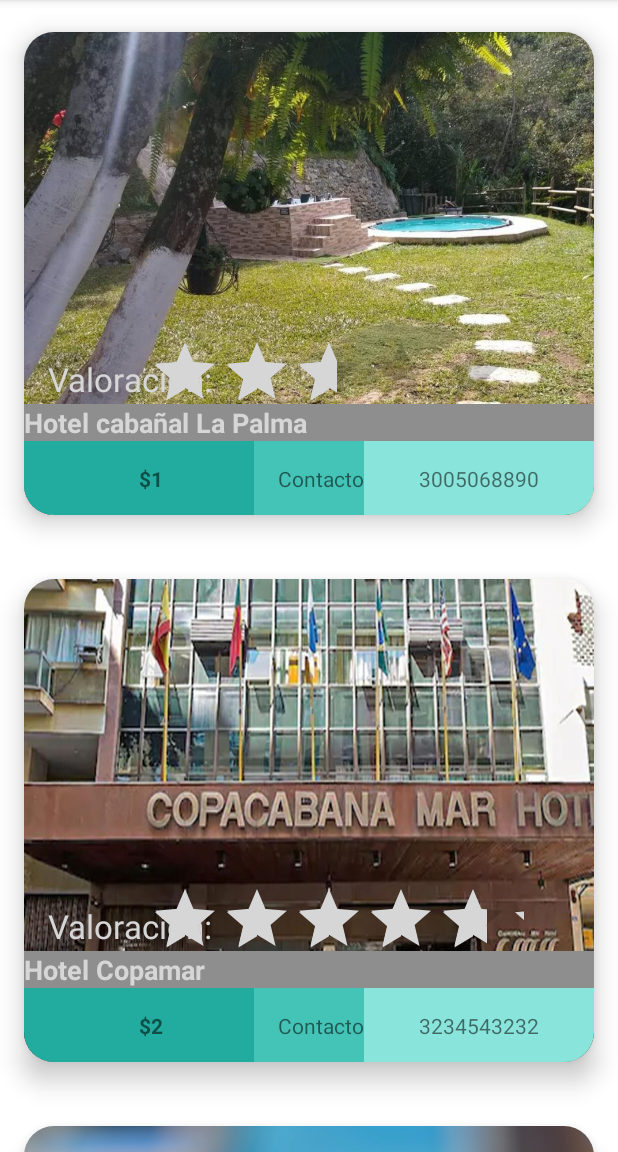
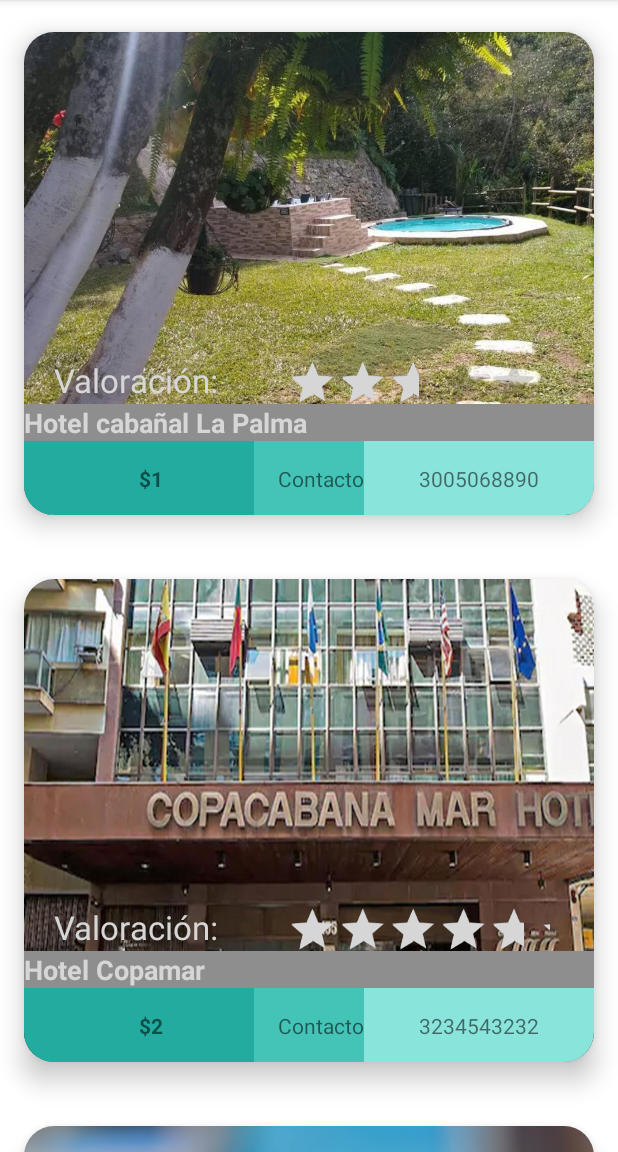
Before and after one commit to DanielVasquezCESDE/PuebliandoII409, an Android app: the ListaHoteles screen opened directly, with no data from a screen before it, on a phone screen of 412 x 824 dp, the part 84-1236 px from its top. Run offline under Robolectric (Android 15) with nearby library versions, the phone set to English and light mode, and no system bars.

Commit message:
Diseño de molde restaurante mejorado

```diff
--- a/app/src/main/res/layout/moldehotel.xml
+++ b/app/src/main/res/layout/moldehotel.xml
@@ -34,8 +34,8 @@
 
         <TextView
             android:id="@+id/valoracionHotel"
-            android:layout_width="176dp"
-            android:layout_height="32dp"
+            android:layout_width="118dp"
+            android:layout_height="31dp"
 
             android:shadowColor="@color/white"
             android:text="Valoración:"
@@ -55,13 +55,14 @@
             android:layout_height="46dp"
             android:progressTint="@color/gold"
             android:rating="2.7"
+            android:scaleX="0.7"
+            android:scaleY="0.7"
 
             app:layout_constraintBottom_toBottomOf="@id/imagenhotel1"
-            app:layout_constraintEnd_toEndOf="@id/imagenhotel1"
-            app:layout_constraintHorizontal_bias="0.509"
-            app:layout_constraintStart_toStartOf="@id/imagenhotel1"
+
+            app:layout_constraintStart_toEndOf="@id/valoracionHotel"
             app:layout_constraintTop_toTopOf="@id/imagenhotel1"
-            app:layout_constraintVertical_bias="0.735" />
+            app:layout_constraintVertical_bias="0.76" />
 
         <TextView
             android:id="@+id/nombrehotel1"
```
Also changed, not shown: app/src/main/res/layout/molderestaurante.xml (+30 -21 lines).
